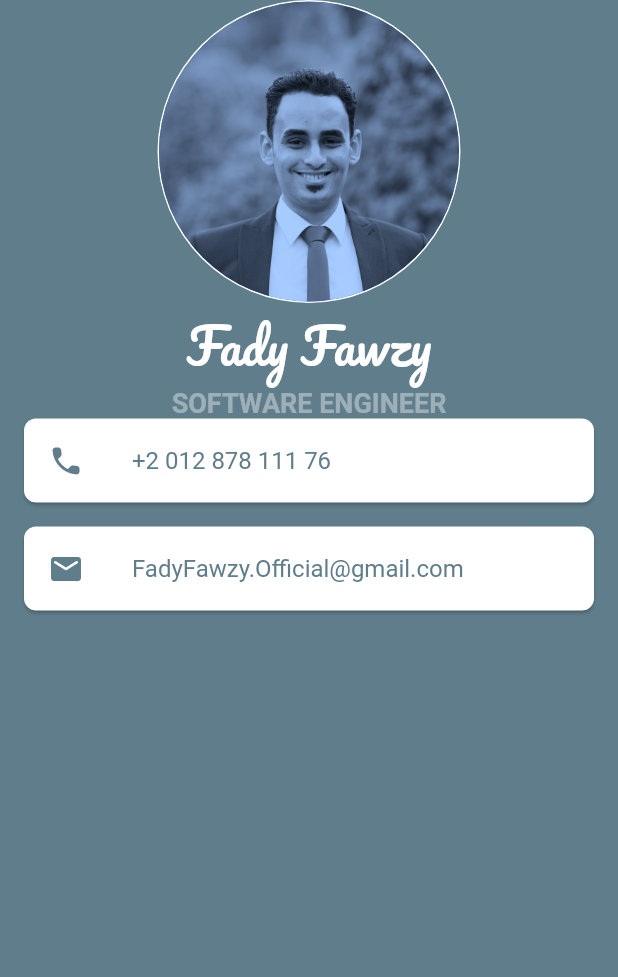
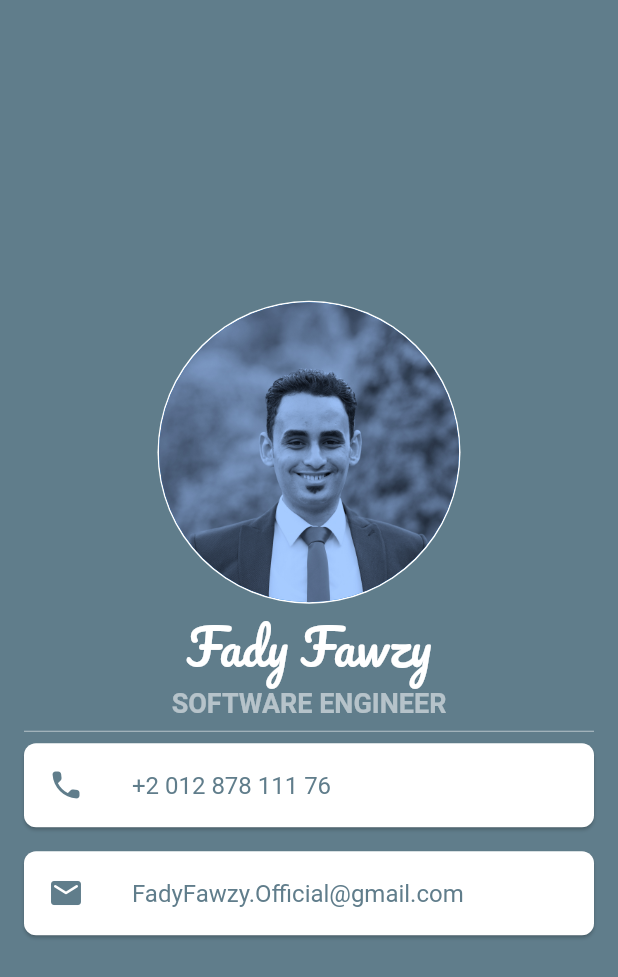
Before and after one commit to FadyFawzyOfficial/business_card, a Flutter app: the screen it shows after launch, on a phone screen of 412 x 824 dp. Shown: the top 977 px of the screen. Run offline on Flutter 3.47's test engine with Material 2 defaults, Android fonts, the phone set to English and light mode, and no system bars.

Commit message:
4. Center Widgets & Add Divider Widget

```diff
--- a/lib/main.dart
+++ b/lib/main.dart
@@ -21,6 +21,7 @@ class BusinessCard extends StatelessWidget {
         body: Padding(
           padding: EdgeInsets.symmetric(horizontal: 16),
           child: Column(
+            mainAxisAlignment: MainAxisAlignment.center,
             children: [
               CircleAvatar(
                 radius: 101,
@@ -42,10 +43,11 @@ class BusinessCard extends StatelessWidget {
                 'SOFTWARE ENGINEER',
                 style: TextStyle(
                   fontSize: 18,
-                  color: Colors.white38,
+                  color: Colors.white54,
                   fontWeight: FontWeight.bold,
                 ),
               ),
+              Divider(color: Colors.white54),
               Card(
                 child: ListTile(
                   leading: Icon(
```
